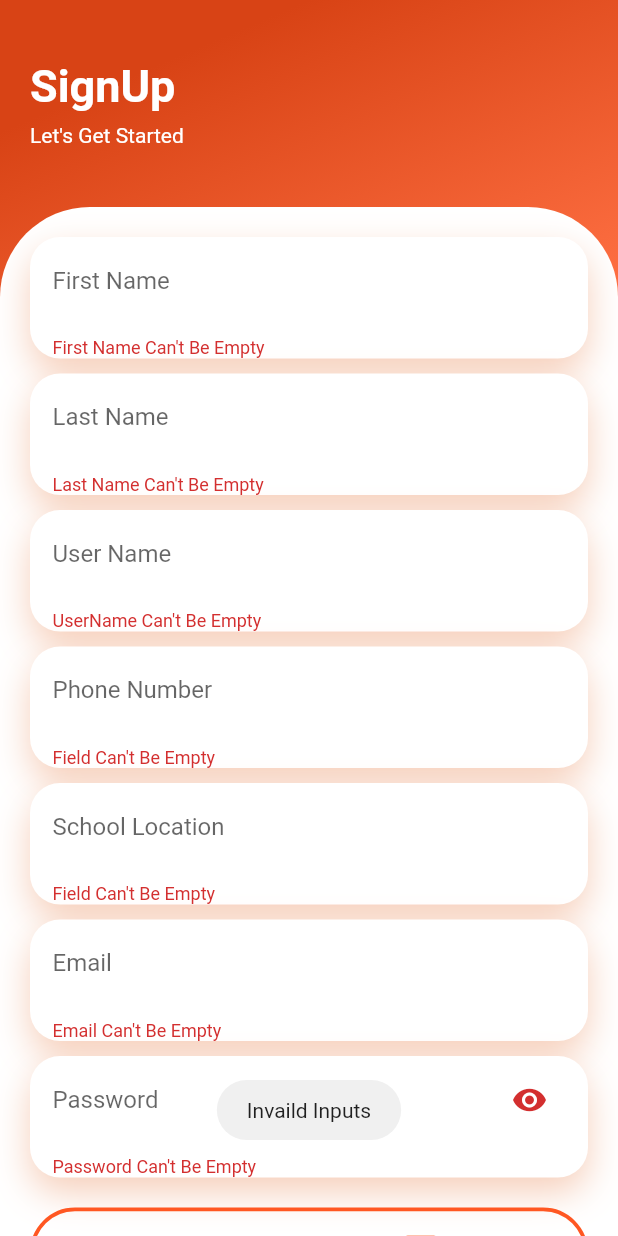
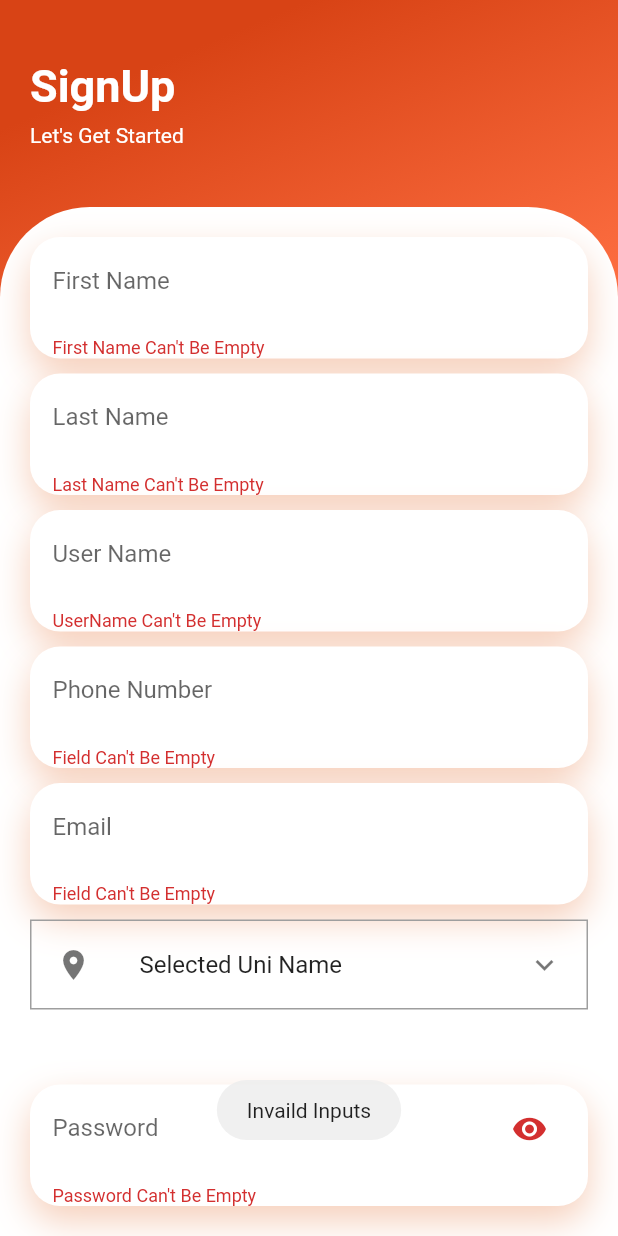
Before and after one commit to ohstelng/ohstel_app, a Flutter app: the screen it shows after launch, after a tap on "Login", after a tap on "Forgot Password ??", after a tap on "Create Account", on a phone screen of 412 x 824 dp. Run offline on Flutter 3.47's test engine with Material 2 defaults, Android fonts, the phone set to English and light mode, and no system bars; our stand-ins replace carousel_pro, cloud_firestore, extended_image, firebase_auth, flutter_datetime_picker, flutter_spinkit and 3 more; missing offline and left inert: autocomplete_textfield, flutter_paystack, paginate_firestore; accounts and stored records are empty; network calls fail.

Commit message:
minor update/modifications

```diff
--- a/lib/auth/methods/auth_database_methods.dart
+++ b/lib/auth/methods/auth_database_methods.dart
@@ -14,6 +14,7 @@ class AuthDatabaseMethods {
     @required String schoolLocation,
     @required String phoneNumber,
     @required String uniName,
+    @required Map uniDetails,
   }) {
     return userDataCollectionRef.document(uid).setData(
       {
@@ -21,9 +22,8 @@ class AuthDatabaseMethods {
         'email': email,
         'fullName': fullName,
         'userName': userName,
-        'schoolLocation': schoolLocation,
         'phoneNumber': phoneNumber,
-        'uniName': uniName,
+        'uniDetails': uniDetails,
       },
       merge: true,
     );
--- a/lib/auth/methods/auth_methods.dart
+++ b/lib/auth/methods/auth_methods.dart
@@ -50,6 +50,7 @@ class AuthService {
     @required String schoolLocation,
     @required String phoneNumber,
     @required String uniName,
+    @required Map uniDetails,
   }) async {
     try {
       AuthResult result = await auth.createUserWithEmailAndPassword(
@@ -67,7 +68,7 @@ class AuthService {
           schoolLocation: schoolLocation,
           phoneNumber: phoneNumber,
           uniName: uniName,
-      );
+          uniDetails: uniDetails);
 
       // save user info to local database using hive
       getUserDetails(uid: user.uid);
--- a/lib/auth/pages/sigup_page.dart
+++ b/lib/auth/pages/sigup_page.dart
@@ -1,9 +1,12 @@
+import 'dart:convert';
+
 import 'package:Ohstel_app/auth/methods/auth_methods.dart';
 import 'package:cloud_firestore/cloud_firestore.dart';
 import 'package:flutter/cupertino.dart';
 import 'package:flutter/material.dart';
 import 'package:flutter_spinkit/flutter_spinkit.dart';
 import 'package:fluttertoast/fluttertoast.dart';
+import 'package:http/http.dart' as http;
 
 class SignUpPage extends StatefulWidget {
   final Function toggleView;
@@ -28,13 +31,16 @@ class _SignUpPageState extends State<SignUpPage> {
   String phoneNumber;
   String schoolLocation;
   Timestamp timeCreated;
+  String _uniName = 'Selected Uni Name';
+  bool _obscureText = true;
 
   String fullName;
   String password;
+  Map uniDetails;
 
   Future<void> validateAndSave() async {
     final form = formKey.currentState;
-    if (form.validate()) {
+    if (form.validate() && uniDetails != null) {
       form.save();
       setState(() {
         password = _passwordAgain;
@@ -63,10 +69,17 @@ class _SignUpPageState extends State<SignUpPage> {
       schoolLocation: schoolLocation,
       phoneNumber: phoneNumber,
       uniName: uniName,
+      uniDetails: uniDetails,
     );
   }
 
-  bool _obscureText = true;
+  Future<Map> getAllUniNamesFromApi() async {
+    String url = "http://ohstel.pythonanywhere.com/hostelSearchKey";
+    var response = await http.get(url);
+    Map data = json.decode(response.body);
+
+    return data;
+  }
 
   @override
   Widget build(BuildContext context) {
@@ -126,25 +139,17 @@ class _SignUpPageState extends State<SignUpPage> {
                                 color: Colors.white,
                                 boxShadow: [
                                   BoxShadow(
-                                      color: Color.fromRGBO(
-                                        225,
-                                        95,
-                                        27,
-                                        .3,
-                                      ),
+                                    color: Color.fromRGBO(225, 95, 27, .3),
                                     blurRadius: 20,
-                                      offset: Offset(0, 10))
+                                    offset: Offset(0, 10),
+                                  )
                                 ],
                               ),
                               child: TextFormField(
                                 validator: (value) {
-                                  if (value
-                                      .trim()
-                                      .isEmpty) {
+                                  if (value.trim().isEmpty) {
                                     return 'First Name Can\'t Be Empty';
-                                  } else if (value
-                                      .trim()
-                                      .length < 3) {
+                                  } else if (value.trim().length < 3) {
                                     return 'First Name Must Be More Than 2 Characters';
                                   } else {
                                     return null;
@@ -157,7 +162,6 @@ class _SignUpPageState extends State<SignUpPage> {
                                 onSaved: (value) => firstName = value.trim(),
                               ),
                               padding: EdgeInsets.symmetric(horizontal: 15),
-
                             ),
                             SizedBox(height: 10),
                             Container(
@@ -181,13 +185,9 @@ class _SignUpPageState extends State<SignUpPage> {
                                     const EdgeInsets.only(left: 15, right: 15),
                                 child: TextFormField(
                                   validator: (value) {
-                                    if (value
-                                        .trim()
-                                        .isEmpty) {
+                                    if (value.trim().isEmpty) {
                                       return 'Last Name Can\'t Be Empty';
-                                    } else if (value
-                                        .trim()
-                                        .length < 3) {
+                                    } else if (value.trim().length < 3) {
                                       return 'Last Name Must Be More Than 2 Characters';
                                     } else {
                                       return null;
@@ -224,13 +224,9 @@ class _SignUpPageState extends State<SignUpPage> {
                                 ),
                                 child: TextFormField(
                                   validator: (value) {
-                                    if (value
-                                        .trim()
-                                        .isEmpty) {
+                                    if (value.trim().isEmpty) {
                                       return 'UserName Can\'t Be Empty';
-                                    } else if (value
-                                        .trim()
-                                        .length <= 3) {
+                                    } else if (value.trim().length <= 3) {
                                       return 'UserName Must Be More Than 3 Characters';
                                     } else {
                                       return null;
@@ -267,9 +263,7 @@ class _SignUpPageState extends State<SignUpPage> {
                                 ),
                                 child: TextFormField(
                                   validator: (value) {
-                                    if (value
-                                        .trim()
-                                        .isEmpty) {
+                                    if (value.trim().isEmpty) {
                                       return 'Field Can\'t Be Empty';
                                     } else {
                                       return null;
@@ -307,20 +301,87 @@ class _SignUpPageState extends State<SignUpPage> {
                                 ),
                                 child: TextFormField(
                                   validator: (value) {
-                                    if (value
-                                        .trim()
-                                        .isEmpty) {
+                                    if (value.trim().isEmpty) {
                                       return 'Field Can\'t Be Empty';
                                     } else {
                                       return null;
                                     }
                                   },
                                   decoration: InputDecoration(
-                                      labelText: 'School Location',
+                                      labelText: 'Email',
                                       border: InputBorder.none),
-                                  onSaved: (value) =>
-                                  schoolLocation = value.trim(),
+                                  onSaved: (value) => email = value.trim(),
                                 ),
+                              ),
+                            ),
+                            SizedBox(height: 10),
+                            Container(
+                              margin: EdgeInsets.only(bottom: 40),
+                              decoration: BoxDecoration(
+                                  border: Border.all(color: Colors.grey)),
+                              child: ExpansionTile(
+                                key: GlobalKey(),
+                                title: Text('$_uniName'),
+                                leading: Icon(Icons.location_on),
+                                children: <Widget>[
+                                  SizedBox(
+                                    height: MediaQuery.of(context).size.height *
+                                        .30,
+                                    child: FutureBuilder(
+                                      future: getAllUniNamesFromApi(),
+                                      builder: (context, snapshot) {
+                                        if (!snapshot.hasData) {
+                                          return Center(
+                                            child: CircularProgressIndicator(),
+                                          );
+                                        } else {
+                                          Map uniNameMaps = snapshot.data;
+                                          List uniList =
+                                              uniNameMaps.keys.toList();
+                                          return ListView.builder(
+                                            physics: BouncingScrollPhysics(),
+                                            itemCount: uniNameMaps.length,
+                                            itemBuilder: (context, index) {
+                                              Map currentUniName =
+                                                  uniNameMaps[uniList[index]];
+                                              return InkWell(
+                                                onTap: () {
+                                                  if (mounted) {
+                                                    setState(() {
+                                                      _uniName = currentUniName[
+                                                          'name'];
+                                                      uniDetails =
+                                                          currentUniName;
+                                                    });
+                                                  }
+                                                },
+                                                child: Container(
+                                                  margin: EdgeInsets.all(5.0),
+                                                  child: Row(
+                                                    children: <Widget>[
+                                                      Icon(
+                                                        Icons.add_location,
+                                                        color: Colors.grey,
+                                                      ),
+                                                      Text(
+                                                        '${currentUniName['name']}',
+                                                        style: TextStyle(
+                                                            fontSize: 16.0,
+                                                            fontWeight:
+                                                                FontWeight
+                                                                    .w400),
+                                                      )
+                                                    ],
+                                                  ),
+                                                ),
+                                              );
+                                            },
+                                          );
+                                        }
+                                      },
+                                    ),
+                                  ),
+                                ],
                               ),
                             ),
                             SizedBox(height: 10),
@@ -347,57 +408,9 @@ class _SignUpPageState extends State<SignUpPage> {
                                 ),
                                 child: TextFormField(
                                   validator: (value) {
-                                    if (value
-                                        .trim()
-                                        .isEmpty) {
-                                      return 'Email Can\'t Be Empty';
-//                    } else if (!EmailValidator.validate(value.trim())) {
-//                      return 'Not a vaild Email';
-                                    } else if (!value.trim().endsWith('.com')) {
-                                      return 'Invalid Email';
-                                    } else {
-                                      return null;
-                                    }
-                                  },
-                                  decoration: InputDecoration(
-                                      labelText: 'Email',
-                                      border: InputBorder.none),
-                                  onSaved: (value) => email = value.trim(),
-                                  keyboardType: TextInputType.emailAddress,
-                                ),
-                              ),
-                            ),
-                            SizedBox(height: 10),
-                            Container(
-                              decoration: BoxDecoration(
-                                borderRadius: BorderRadius.circular(20),
-                                color: Colors.white,
-                                boxShadow: [
-                                  BoxShadow(
-                                      color: Color.fromRGBO(
-                                        225,
-                                        95,
-                                        27,
-                                        .3,
-                                      ),
-                                      blurRadius: 20,
-                                      offset: Offset(0, 10))
-                                ],
-                              ),
-                              child: Padding(
-                                padding: const EdgeInsets.only(
-                                  left: 15,
-                                  right: 15,
-                                ),
-                                child: TextFormField(
-                                  validator: (value) {
-                                    if (value
-                                        .trim()
-                                        .isEmpty) {
+                                    if (value.trim().isEmpty) {
                                       return 'Password Can\'t Be Empty';
-                                    } else if (value
-                                        .trim()
-                                        .length < 6) {
+                                    } else if (value.trim().length < 6) {
                                       return 'Password Must Be More Than 6 Characters';
                                     } else {
                                       return null;
@@ -476,10 +489,7 @@ class _SignUpPageState extends State<SignUpPage> {
           ]),
         ),
         margin: EdgeInsets.symmetric(vertical: 20),
-        width: MediaQuery
-            .of(context)
-            .size
-            .width,
+        width: MediaQuery.of(context).size.width,
         height: 60,
         padding: EdgeInsets.all(10),
         decoration: BoxDecoration(
@@ -494,10 +504,7 @@ class _SignUpPageState extends State<SignUpPage> {
         widget.toggleView();
       },
       child: Container(
-        width: MediaQuery
-            .of(context)
-            .size
-            .width,
+        width: MediaQuery.of(context).size.width,
         height: 60,
         padding: EdgeInsets.all(10),
         decoration: BoxDecoration(
```
Lines whose indentation alone changed are shown as unchanged.
